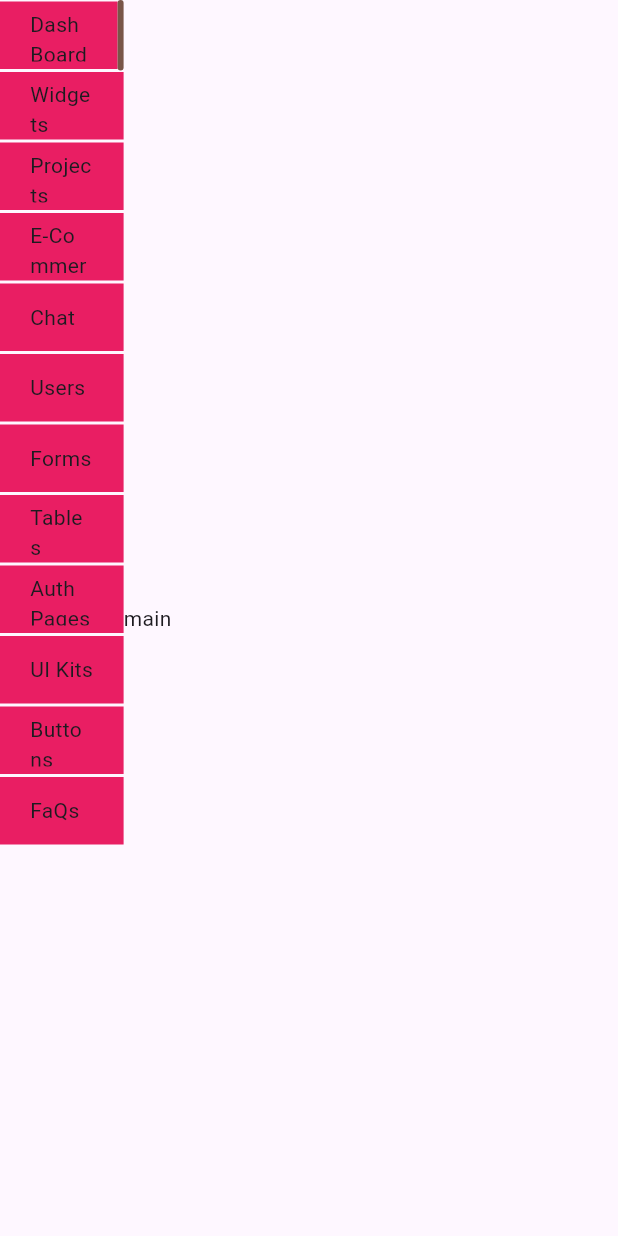
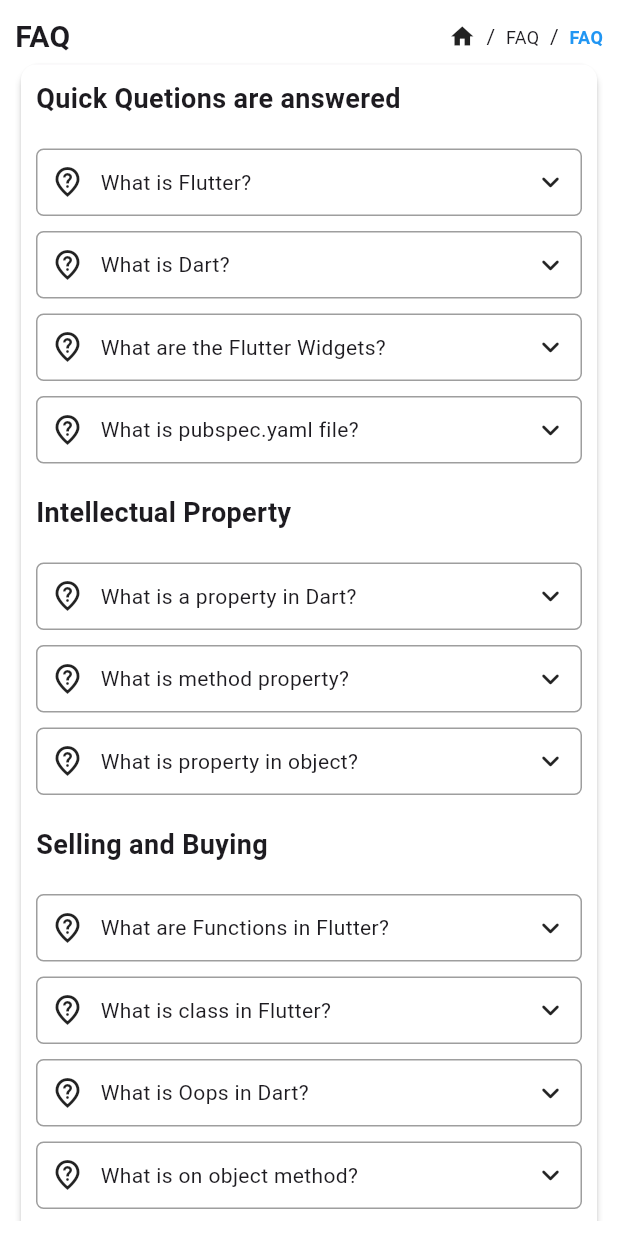
Before and after one commit to UmeshBrainbinary/buzz, a Flutter app: the screen it shows after launch, on a phone screen of 412 x 824 dp. Run offline on Flutter 3.47's test engine with Material 3 defaults, Android fonts, the phone set to English and light mode, and no system bars; our stand-ins replace get, responsive_builder.

Commit message:
faq screen

```diff
--- a/lib/main.dart
+++ b/lib/main.dart
@@ -1,4 +1,5 @@
 import 'package:buzz/screens/dashboard/dashboard_screen.dart';
+import 'package:buzz/screens/faq/faq_screen.dart';
 import 'package:flutter/material.dart';
 import 'package:get/get.dart';
 
@@ -19,7 +20,11 @@ class MyApp extends StatelessWidget {
         colorScheme: ColorScheme.fromSeed(seedColor: Colors.deepPurple),
         useMaterial3: true,
       ),
-      home:  DashBoardScreen(child: Text('main'),index: 0,),
+      home: const FaqScreen(),
+      // home: DashBoardScreen(
+      //   child: const Text('main'),
+      //   index: 0,
+      // ),
     );
   }
 }
--- a/lib/screens/dashboard/dashboard_screen.dart
+++ b/lib/screens/dashboard/dashboard_screen.dart
@@ -70,7 +70,7 @@ class _DashBoardScreenState extends State<DashBoardScreen> {
                         physics: const NeverScrollableScrollPhysics(),
                         itemCount: dashBoardController.items.length,
                         itemBuilder: (BuildContext context, int index) {
-                          return Container(
+                          return SizedBox(
                               height: 47,
                               child: Row(
                                 mainAxisAlignment:
@@ -83,12 +83,12 @@ class _DashBoardScreenState extends State<DashBoardScreen> {
                                       },
                                       child: Container(
                                         margin:
-                                            EdgeInsets.symmetric(vertical: 1),
+                                            const EdgeInsets.symmetric(vertical: 1),
                                         height: 45,
-                                        padding: EdgeInsets.symmetric(
+                                        padding: const EdgeInsets.symmetric(
                                             horizontal: 20, vertical: 5),
                                         decoration:
-                                            BoxDecoration(color: Colors.pink),
+                                            const BoxDecoration(color: Colors.pink),
                                         child: Align(
                                           alignment: Alignment.centerLeft,
                                           child: Text(
--- /dev/null
+++ b/lib/screens/faq/faq_screen.dart
@@ -0,0 +1,176 @@
+import 'package:flutter/cupertino.dart';
+import 'package:flutter/material.dart';
+import 'package:flutter/widgets.dart';
+
+class FaqScreen extends StatelessWidget {
+  const FaqScreen({super.key});
+
+  @override
+  Widget build(BuildContext context) {
+    return Scaffold(
+      backgroundColor: Colors.white,
+      body: Padding(
+        padding: const EdgeInsets.all(10.0),
+        child: Column(
+          children: [
+            const Row(
+              children: [
+                Text(
+                  'FAQ',
+                  style: TextStyle(fontWeight: FontWeight.bold,fontSize: 20),
+                ),
+                Spacer(),
+                Icon(
+                  Icons.home,
+                  size: 18,
+                ),
+                SizedBox(
+                  width: 7,
+                ),
+                Text('/'),
+                SizedBox(
+                  width: 7,
+                ),
+                Text(
+                  'FAQ',
+                  style: TextStyle(fontSize: 12),
+                ),
+                SizedBox(
+                  width: 7,
+                ),
+                Text('/'),
+                SizedBox(
+                  width: 7,
+                ),
+                Text(
+                  'FAQ',
+                  style: TextStyle(
+                      fontWeight: FontWeight.bold,
+                      color: Colors.blue,
+                      fontSize: 12),
+                ),
+              ],
+            ),
+            Expanded(
+              child: ListView(
+                children: [
+                  Card(
+                    elevation: 2,
+                    child: Container(
+                      width: double.infinity,
+                      decoration: BoxDecoration(
+                          borderRadius: BorderRadius.circular(10),
+                          color: Colors.white),
+                      child: Padding(
+                        padding: const EdgeInsets.all(10.0),
+                        child: Column(
+                          crossAxisAlignment: CrossAxisAlignment.start,
+                          children: [
+                            const Text(
+                              'Quick Quetions are answered',
+                              style: TextStyle(
+                                  fontWeight: FontWeight.bold, fontSize: 18),
+                            ),
+                            const SizedBox(
+                              height: 20,
+                            ),
+                            buildContainer(text: 'What is Flutter?'),
+                            const SizedBox(
+                              height: 10,
+                            ),
+                            buildContainer(text: 'What is Dart?'),
+                            const SizedBox(
+                              height: 10,
+                            ),
+                            buildContainer(text: 'What are the Flutter Widgets?'),const SizedBox(
+                              height: 10,
+                            ),
+                            buildContainer(text: 'What is pubspec.yaml file?'),
+                            const SizedBox(
+                              height: 20,
+                            ),
+                            const Text(
+                              'Intellectual Property',
+                              style: TextStyle(
+                                  fontWeight: FontWeight.bold, fontSize: 18),
+                            ),
+                            const SizedBox(
+                              height: 20,
+                            ),
+                            buildContainer(text: 'What is a property in Dart?'),
+                            const SizedBox(
+                              height: 10,
+                            ),
+                            buildContainer(text: 'What is method property?'),
+                            const SizedBox(
+                              height: 10,
+                            ),
+                            buildContainer(text: 'What is property in object?'),
+                            const SizedBox(
+                              height: 20,
+                            ),
+                            const Text(
+                              'Selling and Buying',
+                              style: TextStyle(
+                                  fontWeight: FontWeight.bold, fontSize: 18),
+                            ),
+                            const SizedBox(
+                              height: 20,
+                            ),
+                            buildContainer(text: 'What are Functions in Flutter?'),
+                            const SizedBox(
+                              height: 10,
+                            ),
+                            buildContainer(text: 'What is class in Flutter?'),
+                            const SizedBox(
+                              height: 10,
+                            ),buildContainer(text: 'What is Oops in Dart?'),
+                            const SizedBox(
+                              height: 10,
+                            ),buildContainer(text: 'What is on object method?'),
+                            const SizedBox(
+                              height: 20,
+                            ),
+                            const Text(
+                              'User Accounts',
+                              style: TextStyle(
+                                  fontWeight: FontWeight.bold, fontSize: 18),
+                            ),
+                          ],
+                        ),
+                      ),
+                    ),
+                  ),
+                ],
+              ),
+            )
+          ],
+        ),
+      ),
+    );
+  }
+
+  Container buildContainer({required String text}) {
+    return Container(
+      height: 45,
+      width: double.infinity,
+      decoration: BoxDecoration(
+          borderRadius: BorderRadius.circular(5),
+          border: Border.all(color: Colors.grey),),
+      child: Padding(
+        padding: const EdgeInsets.all(8.0),
+        child: Row(
+          children: [
+            const Icon(Icons.not_listed_location_outlined),
+            const SizedBox(
+              width: 10,
+            ),
+            Text(text),
+            const Spacer(),
+            const Icon(Icons.keyboard_arrow_down_rounded),
+          ],
+        ),
+      ),
+    );
+  }
+}
```
Also changed, not shown: lib/screens/faq/faq_controller.dart (added).
